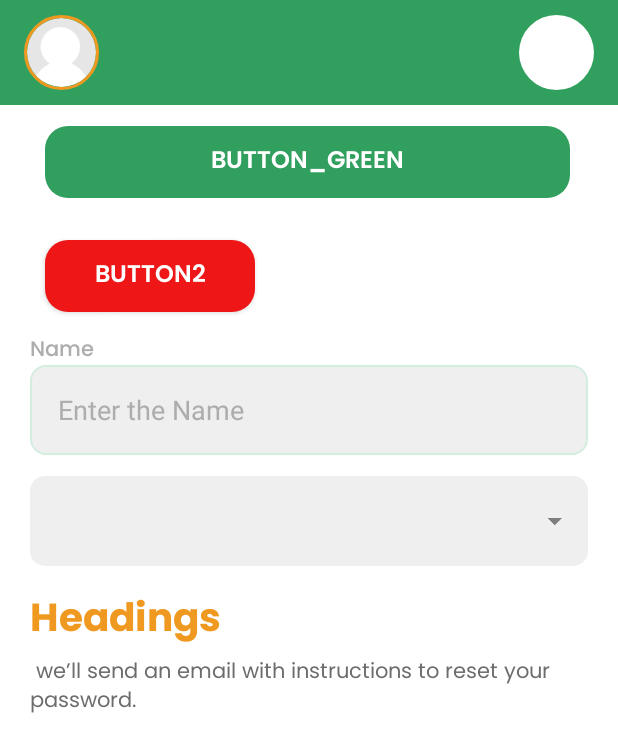
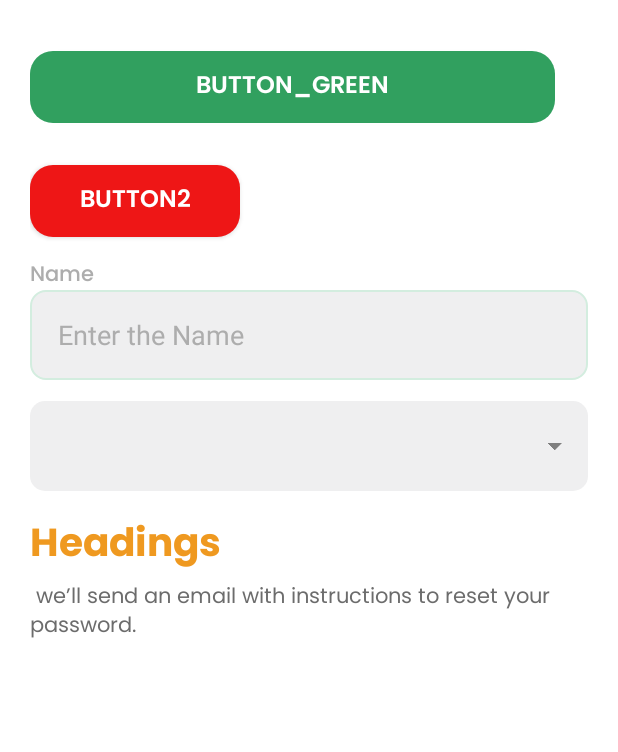
Before and after one commit to dulakshirb/haritha, an Android app: the layout components.xml on its own in the app's theme, with its tools: preview values and no code run, on a phone screen of 412 x 824 dp. Shown: the top 752 px of the screen. Run offline under Robolectric (Android 15) with nearby library versions, the phone set to English and light mode, and no system bars.

Commit message:
Update components.xml

```diff
--- a/HarithaFarmer/app/src/main/res/layout/components.xml
+++ b/HarithaFarmer/app/src/main/res/layout/components.xml
@@ -5,46 +5,45 @@
     xmlns:app="http://schemas.android.com/apk/res-auto"
     android:orientation="vertical"
     android:background="@color/white"
+    android:padding="20dp"
     android:layout_height="match_parent">
 
-    <RelativeLayout
-        android:layout_width="match_parent"
-        android:layout_height="70dp"
-        android:background="@color/h_dark_green"
-        android:orientation="horizontal">
+<!--    <RelativeLayout-->
+<!--        android:layout_width="match_parent"-->
+<!--        android:layout_height="70dp"-->
+<!--        android:background="@color/h_dark_green"-->
+<!--        android:orientation="horizontal">-->
 
-        <de.hdodenhof.circleimageview.CircleImageView
-            android:id="@+id/img_profile"
-            android:layout_width="50dp"
-            android:layout_height="50dp"
-            android:layout_marginLeft="16dp"
-            android:layout_marginTop="10dp"
-            android:layout_marginBottom="10dp"
-            android:src="@drawable/pro_pic"
-            app:civ_border_color="@color/h_orange"
-            app:civ_border_width="2dp" />
+<!--        <de.hdodenhof.circleimageview.CircleImageView-->
+<!--            android:id="@+id/img_profile"-->
+<!--            android:layout_width="50dp"-->
+<!--            android:layout_height="50dp"-->
+<!--            android:layout_marginLeft="16dp"-->
+<!--            android:layout_marginTop="10dp"-->
+<!--            android:layout_marginBottom="10dp"-->
+<!--            android:src="@drawable/pro_pic"-->
+<!--            app:civ_border_color="@color/h_orange"-->
+<!--            app:civ_border_width="2dp" />-->
 
-        <de.hdodenhof.circleimageview.CircleImageView
-            android:id="@+id/back_button"
-            android:layout_width="50dp"
-            android:layout_height="50dp"
-            android:layout_alignParentRight="true"
-            android:layout_marginTop="10dp"
-            android:layout_marginRight="16dp"
-            android:layout_marginBottom="10dp"
-            android:src="@drawable/back_button"
+<!--        <de.hdodenhof.circleimageview.CircleImageView-->
+<!--            android:id="@+id/back_button"-->
+<!--            android:layout_width="50dp"-->
+<!--            android:layout_height="50dp"-->
+<!--            android:layout_alignParentRight="true"-->
+<!--            android:layout_marginTop="10dp"-->
+<!--            android:layout_marginRight="16dp"-->
+<!--            android:layout_marginBottom="10dp"-->
+<!--            android:src="@drawable/back_button"-->
 
-            />
+<!--            />-->
 
-    </RelativeLayout>
+<!--    </RelativeLayout>-->
 
     <androidx.appcompat.widget.AppCompatButton
         android:id="@+id/btn_green"
         android:layout_width="350dp"
         android:layout_height="48dp"
-        android:layout_marginLeft="30dp"
         android:layout_marginTop="14dp"
-        android:layout_marginRight="30dp"
         android:layout_marginBottom="14dp"
         android:background="@drawable/button_green"
         android:fontFamily="@font/poppins_semibold"
@@ -58,7 +57,6 @@
         android:id="@+id/button2"
         android:layout_width="140dp"
         android:layout_height="48dp"
-        android:layout_marginLeft="30dp"
         android:layout_marginTop="14dp"
         android:layout_marginBottom="14dp"
         android:background="@drawable/button_red"
@@ -72,8 +70,6 @@
         android:id="@+id/textView"
         android:layout_width="match_parent"
         android:layout_height="21dp"
-        android:layout_marginLeft="20dp"
-        android:layout_marginRight="20dp"
         android:layout_marginBottom="0dp"
         android:text="Name"
         android:textSize="14sp"
@@ -86,8 +82,6 @@
         android:layout_width="match_parent"
         android:layout_height="60dp"
         android:ems="10"
-        android:layout_marginLeft="20dp"
-        android:layout_marginRight="20dp"
         android:layout_marginBottom="14dp"
         android:layout_marginTop="0dp"
         android:drawablePadding="14dp"
@@ -102,9 +96,7 @@
         android:id="@+id/spinner"
         android:layout_width="match_parent"
         android:layout_height="60dp"
-        android:layout_marginLeft="20dp"
         android:layout_marginTop="0dp"
-        android:layout_marginRight="20dp"
         android:layout_marginBottom="14dp"
         android:drawablePadding="14dp"
         android:background="@drawable/spinner_grey"
@@ -115,7 +107,6 @@
         android:id="@+id/headings"
         android:layout_width="match_parent"
         android:layout_height="wrap_content"
-        android:layout_marginLeft="20dp"
         android:textSize="26sp"
         android:fontFamily="@font/poppins_bold"
         android:textColor="@color/h_orange"
@@ -125,8 +116,6 @@
         android:id="@+id/subtext"
         android:layout_width="match_parent"
         android:layout_height="wrap_content"
-        android:layout_marginLeft="20dp"
-        android:layout_marginRight="20dp"
         android:textSize="14sp"
         android:fontFamily="@font/poppins_regular"
         android:textColor="@color/h_gray"
```
